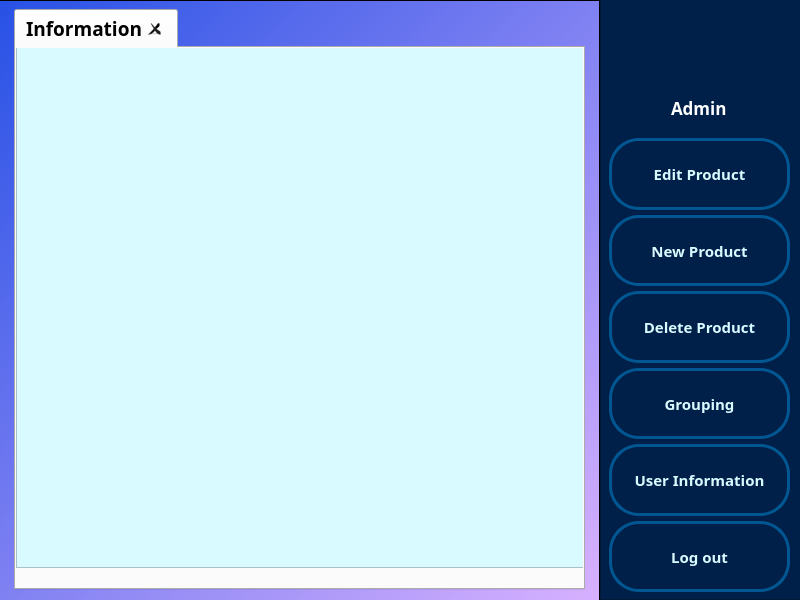
The window that admin.ui (tahadavari/grocery_store) describes before a commit, drawn with Qt 5.
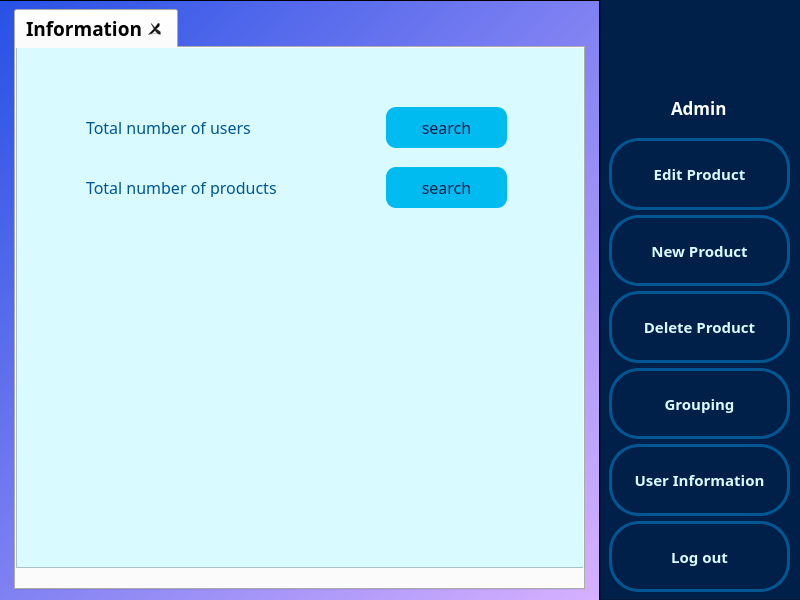
The same window after the commit. Icons and pictures are not drawn.

```diff
--- a/admin.ui
+++ b/admin.ui
@@ -415,6 +415,110 @@
      <property name="frameShadow">
       <enum>QFrame::Raised</enum>
      </property>
+     <widget class="QLabel" name="products">
+      <property name="geometry">
+       <rect>
+        <x>370</x>
+        <y>120</y>
+        <width>121</width>
+        <height>41</height>
+       </rect>
+      </property>
+      <property name="font">
+       <font>
+        <family>Kalameh ExtraBold</family>
+        <pointsize>12</pointsize>
+       </font>
+      </property>
+      <property name="styleSheet">
+       <string notr="true">#products{
+background:#00bbf0;
+border-radius:10px;
+color:#00204a;
+}</string>
+      </property>
+      <property name="text">
+       <string>search</string>
+      </property>
+      <property name="alignment">
+       <set>Qt::AlignCenter</set>
+      </property>
+     </widget>
+     <widget class="QLabel" name="search_lable_2">
+      <property name="geometry">
+       <rect>
+        <x>70</x>
+        <y>130</y>
+        <width>291</width>
+        <height>20</height>
+       </rect>
+      </property>
+      <property name="font">
+       <font>
+        <family>Kalameh ExtraBold</family>
+        <pointsize>12</pointsize>
+       </font>
+      </property>
+      <property name="styleSheet">
+       <string notr="true">QLabel{
+color:#005792}</string>
+      </property>
+      <property name="text">
+       <string>Total number of products</string>
+      </property>
+     </widget>
+     <widget class="QLabel" name="users">
+      <property name="geometry">
+       <rect>
+        <x>370</x>
+        <y>60</y>
+        <width>121</width>
+        <height>41</height>
+       </rect>
+      </property>
+      <property name="font">
+       <font>
+        <family>Kalameh ExtraBold</family>
+        <pointsize>12</pointsize>
+       </font>
+      </property>
+      <property name="styleSheet">
+       <string notr="true">#users{
+background:#00bbf0;
+border-radius:10px;
+color:#00204a;
+}</string>
+      </property>
+      <property name="text">
+       <string>search</string>
+      </property>
+      <property name="alignment">
+       <set>Qt::AlignCenter</set>
+      </property>
+     </widget>
+     <widget class="QLabel" name="search_lable">
+      <property name="geometry">
+       <rect>
+        <x>70</x>
+        <y>70</y>
+        <width>221</width>
+        <height>20</height>
+       </rect>
+      </property>
+      <property name="font">
+       <font>
+        <family>Kalameh ExtraBold</family>
+        <pointsize>12</pointsize>
+       </font>
+      </property>
+      <property name="styleSheet">
+       <string notr="true">QLabel{
+color:#005792}</string>
+      </property>
+      <property name="text">
+       <string>Total number of users</string>
+      </property>
+     </widget>
     </widget>
    </widget>
   </widget>
```
